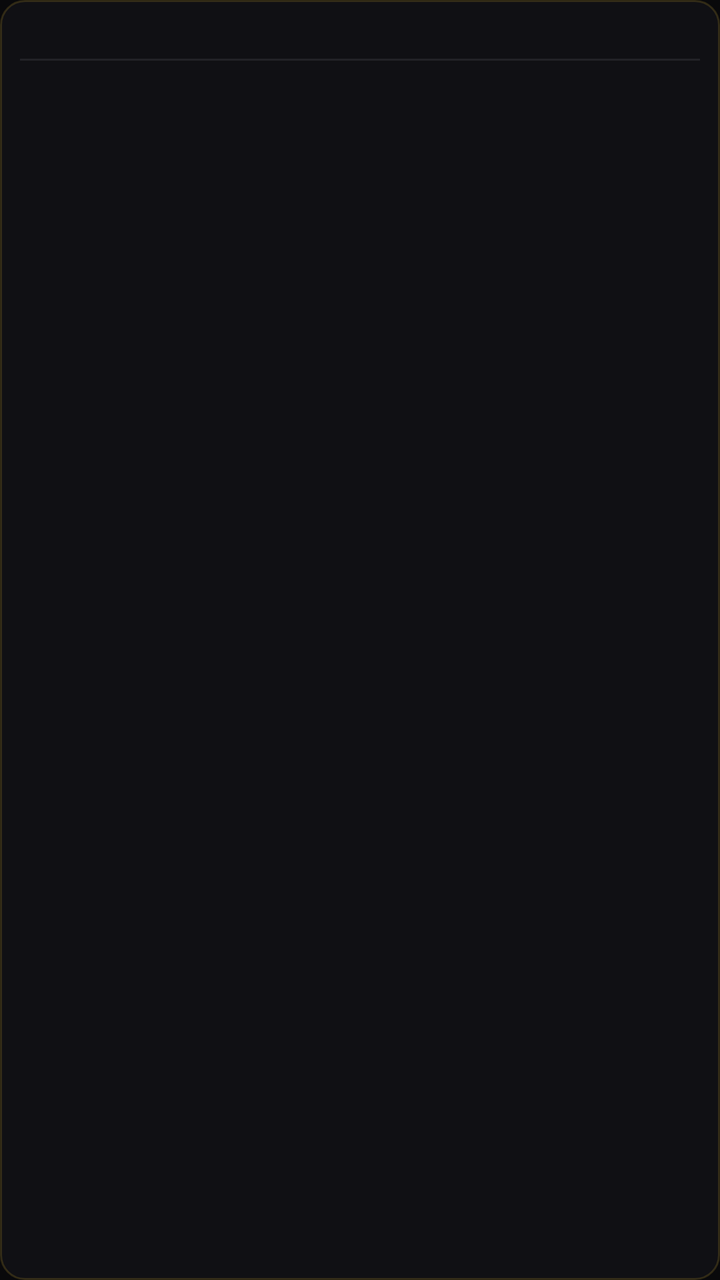
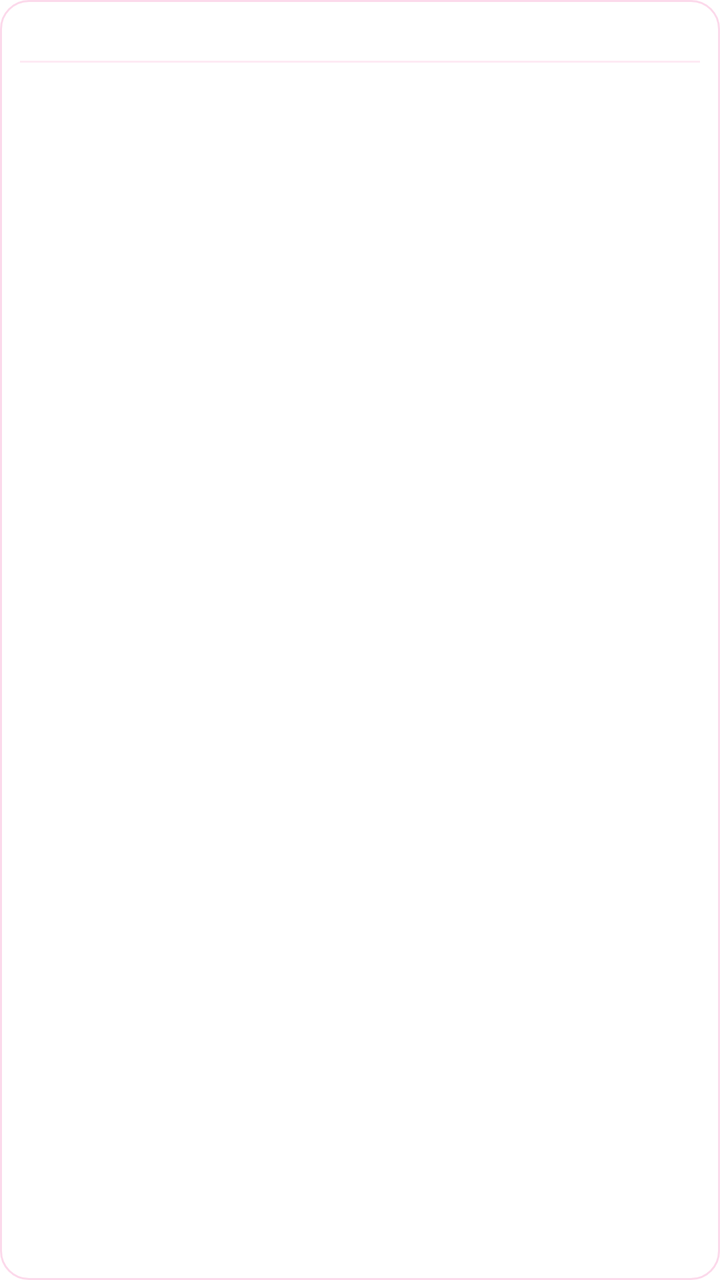

An Android layout rendered at two revisions. The XML below is the earlier revision; the diff shows what the commit changed to produce the second picture.
<!-- AndroidManifest.xml: application theme Theme.PingTracker -->
<!-- res/layout/item_bracket_match.xml -->
<?xml version="1.0" encoding="utf-8"?>
<LinearLayout xmlns:android="http://schemas.android.com/apk/res/android"
    android:layout_width="196dp"
    android:layout_height="wrap_content"
    android:background="@drawable/bg_bracket_card"
    android:clickable="true"
    android:focusable="true"
    android:orientation="vertical"
    android:paddingHorizontal="10dp"
    android:paddingVertical="8dp">

    
    <LinearLayout
        android:id="@+id/bm_tags_row"
        android:layout_width="match_parent"
        android:layout_height="wrap_content"
        android:layout_marginBottom="4dp"
        android:gravity="center_vertical"
        android:orientation="horizontal"
        android:visibility="gone">

        <TextView
            android:id="@+id/bm_live_tag"
            android:layout_width="wrap_content"
            android:layout_height="wrap_content"
            android:layout_marginEnd="6dp"
            android:letterSpacing="0.08"
            android:text="EN DIRECT"
            android:textColor="#E11D48"
            android:textSize="9sp"
            android:textStyle="bold"
            android:visibility="gone" />

        <TextView
            android:id="@+id/bm_vpn_tag"
            android:layout_width="wrap_content"
            android:layout_height="wrap_content"
            android:background="@drawable/bg_vpn_pill"
            android:paddingHorizontal="5dp"
            android:paddingVertical="1dp"
            android:text="VPN"
            android:textColor="#FBBF24"
            android:textSize="8sp"
            android:textStyle="bold"
            android:visibility="gone" />
    </LinearLayout>

    
    <LinearLayout
        android:layout_width="match_parent"
        android:layout_height="wrap_content"
        android:gravity="center_vertical"
        android:orientation="horizontal">

        <View
            android:id="@+id/bm_dot_1"
            android:layout_width="3dp"
            android:layout_height="14dp"
            android:layout_marginEnd="6dp"
            android:background="#E11D48"
            android:visibility="invisible" />

        <TextView
            android:id="@+id/bm_country_1"
            android:layout_width="28dp"
            android:layout_height="wrap_content"
            android:fontFamily="monospace"
            android:textColor="#71717A"
            android:textSize="10sp" />

        <TextView
            android:id="@+id/bm_player_1"
            android:layout_width="0dp"
            android:layout_height="wrap_content"
            android:layout_weight="1"
            android:ellipsize="end"
            android:maxLines="1"
            android:textColor="#FAFAFA"
            android:textSize="12sp" />

        <TextView
            android:id="@+id/bm_score_1"
            android:layout_width="22dp"
            android:layout_height="wrap_content"
            android:fontFamily="monospace"
            android:gravity="end"
            android:textColor="#FAFAFA"
            android:textSize="12sp"
            android:textStyle="bold" />
    </LinearLayout>

    <View
        android:layout_width="match_parent"
        android:layout_height="1dp"
        android:layout_marginVertical="5dp"
        android:background="#222227" />

    
    <LinearLayout
        android:layout_width="match_parent"
        android:layout_height="wrap_content"
        android:gravity="center_vertical"
        android:orientation="horizontal">

        <View
            android:id="@+id/bm_dot_2"
            android:layout_width="3dp"
            android:layout_height="14dp"
            android:layout_marginEnd="6dp"
            android:background="#E11D48"
            android:visibility="invisible" />

        <TextView
            android:id="@+id/bm_country_2"
            android:layout_width="28dp"
            android:layout_height="wrap_content"
            android:fontFamily="monospace"
            android:textColor="#71717A"
            android:textSize="10sp" />

        <TextView
            android:id="@+id/bm_player_2"
            android:layout_width="0dp"
            android:layout_height="wrap_content"
            android:layout_weight="1"
            android:ellipsize="end"
            android:maxLines="1"
            android:textColor="#D4D4D8"
            android:textSize="12sp" />

        <TextView
            android:id="@+id/bm_score_2"
            android:layout_width="22dp"
            android:layout_height="wrap_content"
            android:fontFamily="monospace"
            android:gravity="end"
            android:textColor="#D4D4D8"
            android:textSize="12sp"
            android:textStyle="bold" />
    </LinearLayout>
</LinearLayout>
<!-- resources referenced by this layout -->
<resources>
  <!-- drawable bg_bracket_card (drawable) -->
  <?xml version="1.0" encoding="utf-8"?>
  <shape xmlns:android="http://schemas.android.com/apk/res/android"
      android:shape="rectangle">
      <solid android:color="#101014" />
      <corners android:radius="12dp" />
      <stroke
          android:width="1dp"
          android:color="#30D4AF37" />
  </shape>
  <!-- drawable bg_vpn_pill (drawable) -->
  <?xml version="1.0" encoding="utf-8"?>
  <shape xmlns:android="http://schemas.android.com/apk/res/android"
      android:shape="rectangle">
      <solid android:color="#26F59E0B" />
      <corners android:radius="5dp" />
      <stroke
          android:width="1dp"
          android:color="#F59E0B" />
  </shape>
  <style name="Theme.PingTracker" parent="android:Theme.Material.NoActionBar">
          <item name="android:windowBackground">@color/bg_dark_start</item>
          <item name="android:statusBarColor">@color/bg_dark_start</item>
          <item name="android:navigationBarColor">@color/bg_dark_end</item>
      </style>
  <color name="bg_dark_start">#09090B</color>
  <color name="bg_dark_end">#0F0F12</color>
</resources>

<!-- the commit's change to res/layout/item_bracket_match.xml (unified diff, before → after) -->
@@ -1,13 +1,14 @@
 <?xml version="1.0" encoding="utf-8"?>
 <LinearLayout xmlns:android="http://schemas.android.com/apk/res/android"
-    android:layout_width="196dp"
+    android:layout_width="198dp"
     android:layout_height="wrap_content"
     android:background="@drawable/bg_bracket_card"
     android:clickable="true"
+    android:elevation="2dp"
     android:focusable="true"
     android:orientation="vertical"
     android:paddingHorizontal="10dp"
-    android:paddingVertical="8dp">
+    android:paddingVertical="9dp">
 
     
     <LinearLayout
@@ -39,7 +40,7 @@
             android:paddingHorizontal="5dp"
             android:paddingVertical="1dp"
             android:text="VPN"
-            android:textColor="#FBBF24"
+            android:textColor="#B45309"
             android:textSize="8sp"
             android:textStyle="bold"
             android:visibility="gone" />
@@ -57,7 +58,7 @@
             android:layout_width="3dp"
             android:layout_height="14dp"
             android:layout_marginEnd="6dp"
-            android:background="#E11D48"
+            android:background="#EC4899"
             android:visibility="invisible" />
 
         <TextView
@@ -65,7 +66,7 @@
             android:layout_width="28dp"
             android:layout_height="wrap_content"
             android:fontFamily="monospace"
-            android:textColor="#71717A"
+            android:textColor="#9D7A8C"
             android:textSize="10sp" />
 
         <TextView
@@ -75,7 +76,7 @@
             android:layout_weight="1"
             android:ellipsize="end"
             android:maxLines="1"
-            android:textColor="#FAFAFA"
+            android:textColor="#1E1118"
             android:textSize="12sp" />
 
         <TextView
@@ -84,7 +85,7 @@
             android:layout_height="wrap_content"
             android:fontFamily="monospace"
             android:gravity="end"
-            android:textColor="#FAFAFA"
+            android:textColor="#1E1118"
             android:textSize="12sp"
             android:textStyle="bold" />
     </LinearLayout>
@@ -93,7 +94,7 @@
         android:layout_width="match_parent"
         android:layout_height="1dp"
         android:layout_marginVertical="5dp"
-        android:background="#222227" />
+        android:background="#26F472B6" />
 
     
     <LinearLayout
@@ -107,7 +108,7 @@
             android:layout_width="3dp"
             android:layout_height="14dp"
             android:layout_marginEnd="6dp"
-            android:background="#E11D48"
+            android:background="#EC4899"
             android:visibility="invisible" />
 
         <TextView
@@ -115,7 +116,7 @@
             android:layout_width="28dp"
             android:layout_height="wrap_content"
             android:fontFamily="monospace"
-            android:textColor="#71717A"
+            android:textColor="#9D7A8C"
             android:textSize="10sp" />
 
         <TextView
@@ -125,7 +126,7 @@
             android:layout_weight="1"
             android:ellipsize="end"
             android:maxLines="1"
-            android:textColor="#D4D4D8"
+            android:textColor="#4A303E"
             android:textSize="12sp" />
 
         <TextView
@@ -134,7 +135,7 @@
             android:layout_height="wrap_content"
             android:fontFamily="monospace"
             android:gravity="end"
-            android:textColor="#D4D4D8"
+            android:textColor="#4A303E"
             android:textSize="12sp"
             android:textStyle="bold" />
     </LinearLayout>
<!-- resource entries referenced after the edit -->
@@ -4,28 +4,27 @@
   <?xml version="1.0" encoding="utf-8"?>
   <shape xmlns:android="http://schemas.android.com/apk/res/android"
       android:shape="rectangle">
-      <solid android:color="#101014" />
-      <corners android:radius="12dp" />
+      <solid android:color="#F2FFFFFF" />
+      <corners android:radius="14dp" />
       <stroke
           android:width="1dp"
-          android:color="#30D4AF37" />
+          android:color="#45F472B6" />
   </shape>
   <!-- drawable bg_vpn_pill (drawable) -->
   <?xml version="1.0" encoding="utf-8"?>
   <shape xmlns:android="http://schemas.android.com/apk/res/android"
       android:shape="rectangle">
-      <solid android:color="#26F59E0B" />
-      <corners android:radius="5dp" />
+      <solid android:color="#FEF3C7" />
+      <corners android:radius="8dp" />
       <stroke
           android:width="1dp"
           android:color="#F59E0B" />
   </shape>
-  <style name="Theme.PingTracker" parent="android:Theme.Material.NoActionBar">
-          <item name="android:windowBackground">@color/bg_dark_start</item>
-          <item name="android:statusBarColor">@color/bg_dark_start</item>
-          <item name="android:navigationBarColor">@color/bg_dark_end</item>
+  <style name="Theme.PingTracker" parent="android:Theme.Material.Light.NoActionBar">
+          <item name="android:windowBackground">@color/bg_light_start</item>
+          <item name="android:statusBarColor">@android:color/transparent</item>
+          <item name="android:navigationBarColor">@android:color/transparent</item>
       </style>
-  <color name="bg_dark_start">#09090B</color>
-  <color name="bg_dark_end">#0F0F12</color>
+  <color name="bg_light_start">#FFFFFF</color>
 </resources>
 
